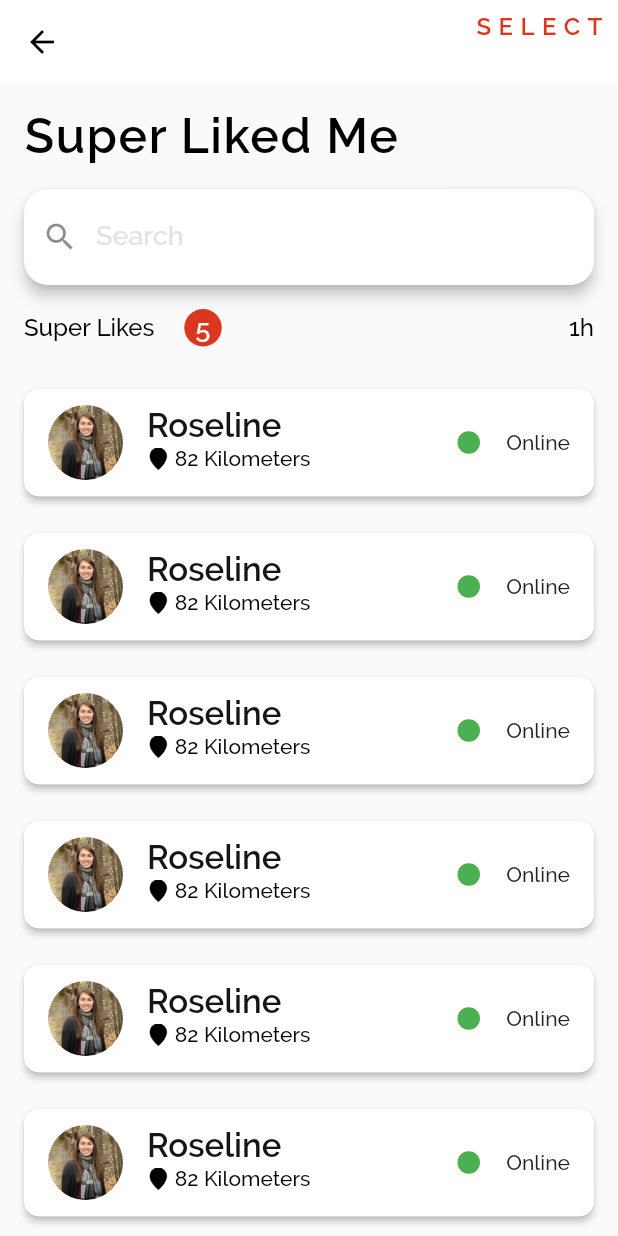
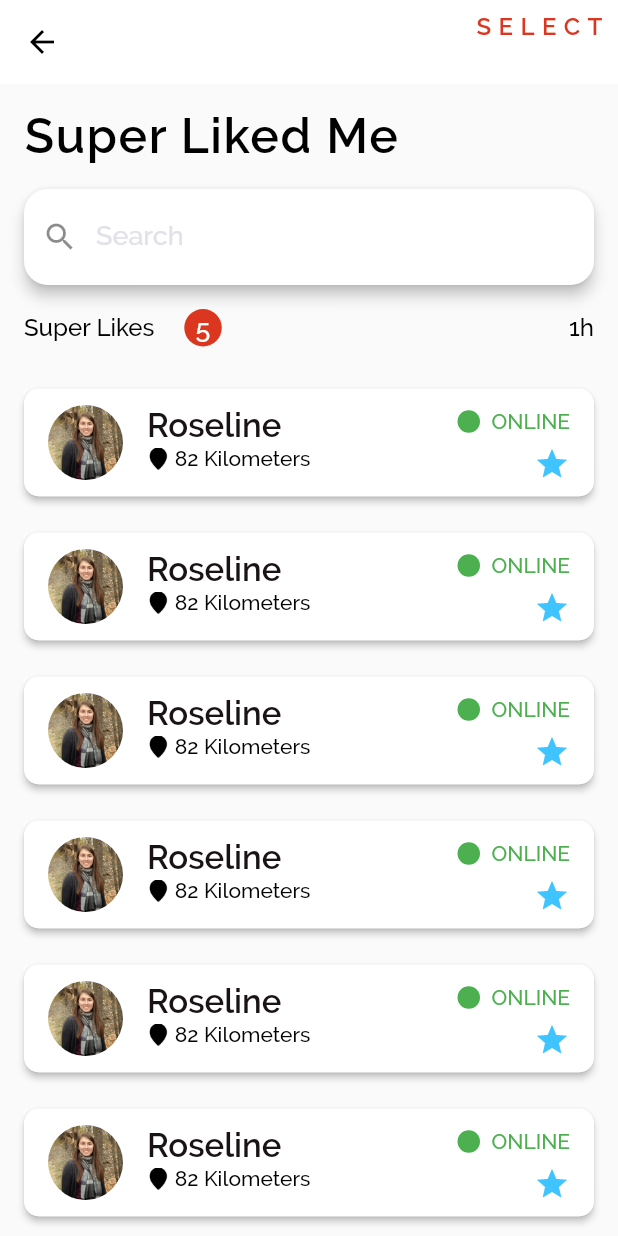
Before and after one commit to jobic10/flutter-dating-ui, a Flutter app: the SuperLikedScreen screen opened directly, on a phone screen of 412 x 824 dp. Run offline on Flutter 3.47's test engine with Material 2 defaults, Android fonts, the phone set to English and light mode, and no system bars.

Commit message:
UI Complete

```diff
--- a/lib/screens/super/super_liked.dart
+++ b/lib/screens/super/super_liked.dart
@@ -147,8 +147,20 @@ class SuperLikedScreen extends StatelessWidget {
                                 ),
                               ),
                               Spacer(),
-                              Text('Online')
+                              Text(
+                                'ONLINE',
+                                style: whiteSubHeadingTextStyle.copyWith(
+                                  color: Colors.green,
+                                  fontSize: 14,
+                                ),
+                              )
                             ],
+                          ),
+                        ),
+                        Expanded(
+                          child: Icon(
+                            Icons.star,
+                            color: blueColor,
                           ),
                         )
                       ],
```
